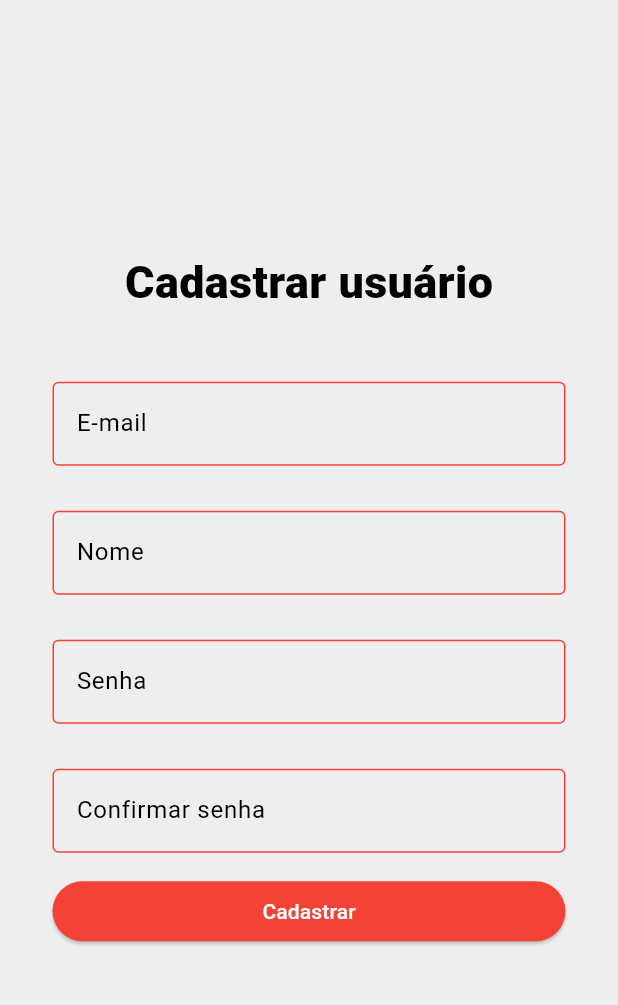
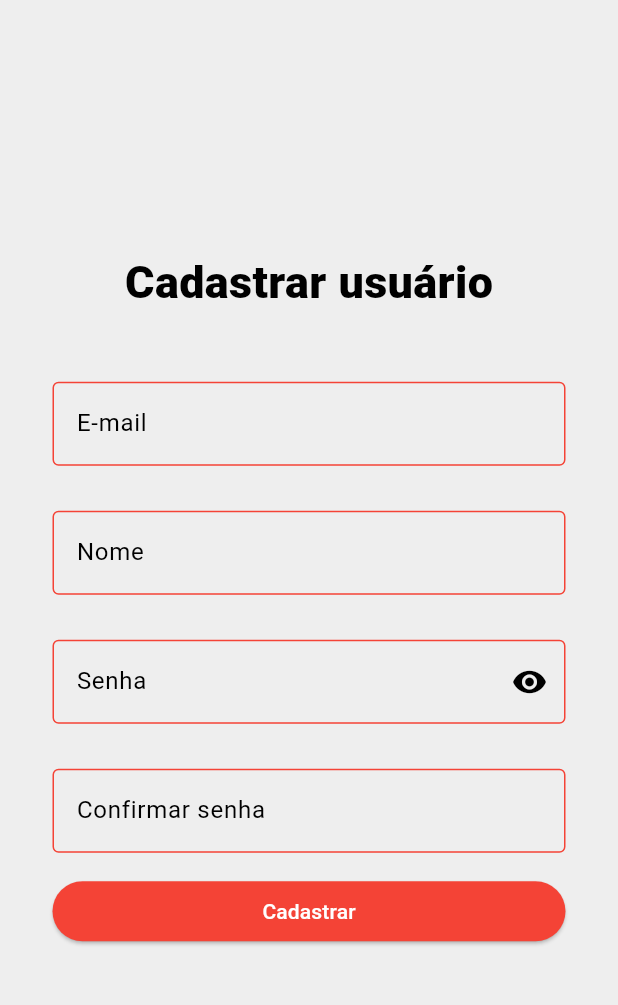
Before and after one commit to Arthuremilio/chat-app-flutter, a Flutter app: the screen it shows after launch, after a tap on "Novo usuário", on a phone screen of 412 x 824 dp, the part 84-1089 px from its top. Run offline on Flutter 3.47's test engine with Material 3 defaults, Android fonts, the phone set to English and light mode, and no system bars.

Commit message:
FEAT: Alteração das telas Login e Register para Stateful widget e implementação do método para visualizar/ocultar a senha)

```diff
--- a/lib/main.dart
+++ b/lib/main.dart
@@ -66,6 +66,7 @@ class MyApp extends StatelessWidget {
           ),
         ),
       ),
+      initialRoute: AppRoutes.HOME,
       routes: {
         AppRoutes.HOME: (ctx) => LoginScreen(),
         AppRoutes.REGISTER: (ctx) => RegisterScreen(),
--- a/lib/screens/login.dart
+++ b/lib/screens/login.dart
@@ -1,10 +1,23 @@
 import 'package:flutter/material.dart';
 import '../utils/app-routes.dart';
 
-class LoginScreen extends StatelessWidget {
+class LoginScreen extends StatefulWidget {
   const LoginScreen({super.key});
 
-  void _RegisterUser(BuildContext context) {
+  @override
+  State<LoginScreen> createState() => _LoginScreenState();
+}
+
+class _LoginScreenState extends State<LoginScreen> {
+  bool _obscurePassword = true;
+
+  void _togglePasswordView() {
+    setState(() {
+      _obscurePassword = !_obscurePassword;
+    });
+  }
+
+  void _registerUser(BuildContext context) {
     Navigator.of(context).pushNamed(AppRoutes.REGISTER);
   }
 
@@ -24,14 +37,12 @@ class LoginScreen extends StatelessWidget {
               crossAxisAlignment: CrossAxisAlignment.stretch,
               children: [
                 Container(
-                  child: Padding(
                   padding: const EdgeInsets.all(30.0),
                   child: Image.asset(
+                    'assets/img/target-2070972_640.png',
                     height: 200,
                     width: double.infinity,
-                      'assets/img/target-2070972_640.png',
                     fit: BoxFit.contain,
-                    ),
                   ),
                 ),
                 Padding(
@@ -47,31 +58,34 @@ class LoginScreen extends StatelessWidget {
                 Padding(
                   padding: const EdgeInsets.all(15.0),
                   child: TextField(
+                    obscureText: _obscurePassword,
                     decoration: InputDecoration(
                       hintText: 'Senha',
                       labelText: 'Senha',
                       border: OutlineInputBorder(),
+                      suffixIcon: IconButton(
+                        icon: Icon(
+                          _obscurePassword
+                              ? Icons.visibility
+                              : Icons.visibility_off,
+                        ),
+                        onPressed: _togglePasswordView,
+                      ),
                     ),
                   ),
                 ),
                 Padding(
                   padding: const EdgeInsets.symmetric(horizontal: 15),
-                  child: Container(
-                    width: double.infinity,
                   child: ElevatedButton(
                     onPressed: () {},
                     child: Text('Login'),
                   ),
                 ),
-                ),
                 Padding(
                   padding: const EdgeInsets.symmetric(horizontal: 15),
-                  child: Container(
-                    width: double.infinity,
                   child: TextButton(
-                      onPressed: () => _RegisterUser(context),
+                    onPressed: () => _registerUser(context),
                     child: Text('Novo usuário'),
-                    ),
                   ),
                 ),
               ],
--- a/lib/screens/register.dart
+++ b/lib/screens/register.dart
@@ -1,7 +1,20 @@
 import 'package:flutter/material.dart';
 
-class RegisterScreen extends StatelessWidget {
+class RegisterScreen extends StatefulWidget {
   const RegisterScreen({super.key});
+
+  @override
+  State<RegisterScreen> createState() => _RegisterScreenState();
+}
+
+class _RegisterScreenState extends State<RegisterScreen> {
+  bool _obscurePassword = true;
+
+  void _togglePasswordView() {
+    setState(() {
+      _obscurePassword = !_obscurePassword;
+    });
+  }
 
   @override
   Widget build(BuildContext context) {
@@ -55,16 +68,26 @@ class RegisterScreen extends StatelessWidget {
                 Padding(
                   padding: const EdgeInsets.all(15.0),
                   child: TextField(
+                    obscureText: _obscurePassword,
                     decoration: InputDecoration(
                       hintText: 'Senha',
                       labelText: 'Senha',
                       border: OutlineInputBorder(),
+                      suffixIcon: IconButton(
+                        icon: Icon(
+                          _obscurePassword
+                              ? Icons.visibility
+                              : Icons.visibility_off,
+                        ),
+                        onPressed: _togglePasswordView,
+                      ),
                     ),
                   ),
                 ),
                 Padding(
                   padding: const EdgeInsets.all(15.0),
                   child: TextField(
+                    obscureText: _obscurePassword,
                     decoration: InputDecoration(
                       hintText: 'Confirmar senha',
                       labelText: 'Confirmar senha',
```
Lines whose indentation alone changed are shown as unchanged.
